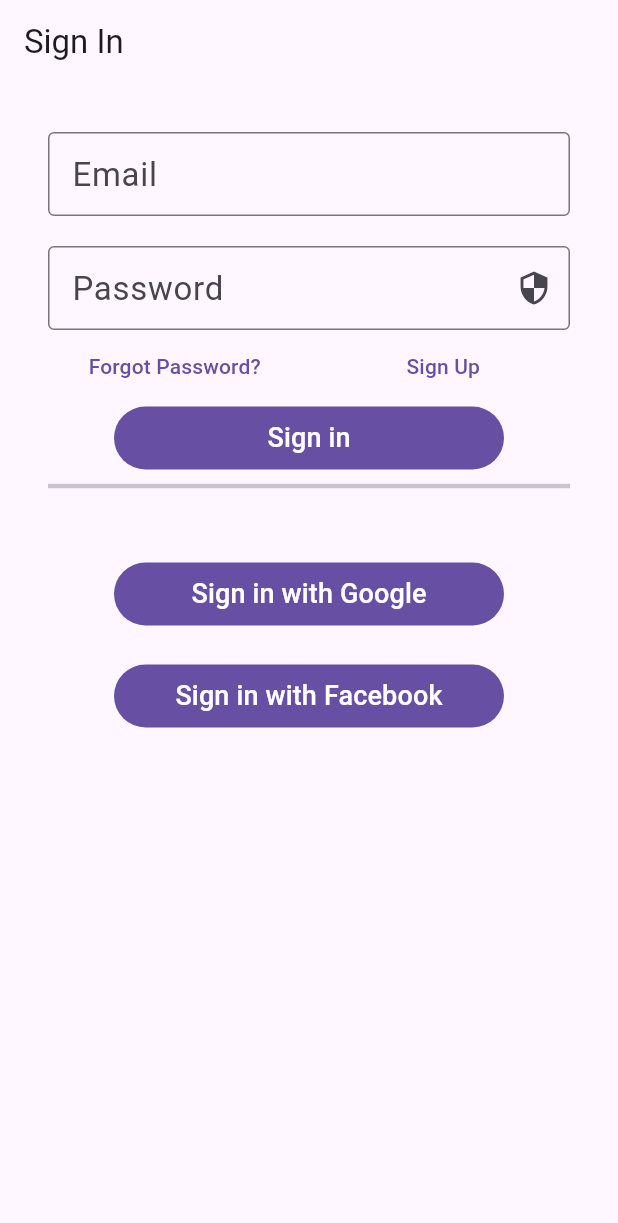
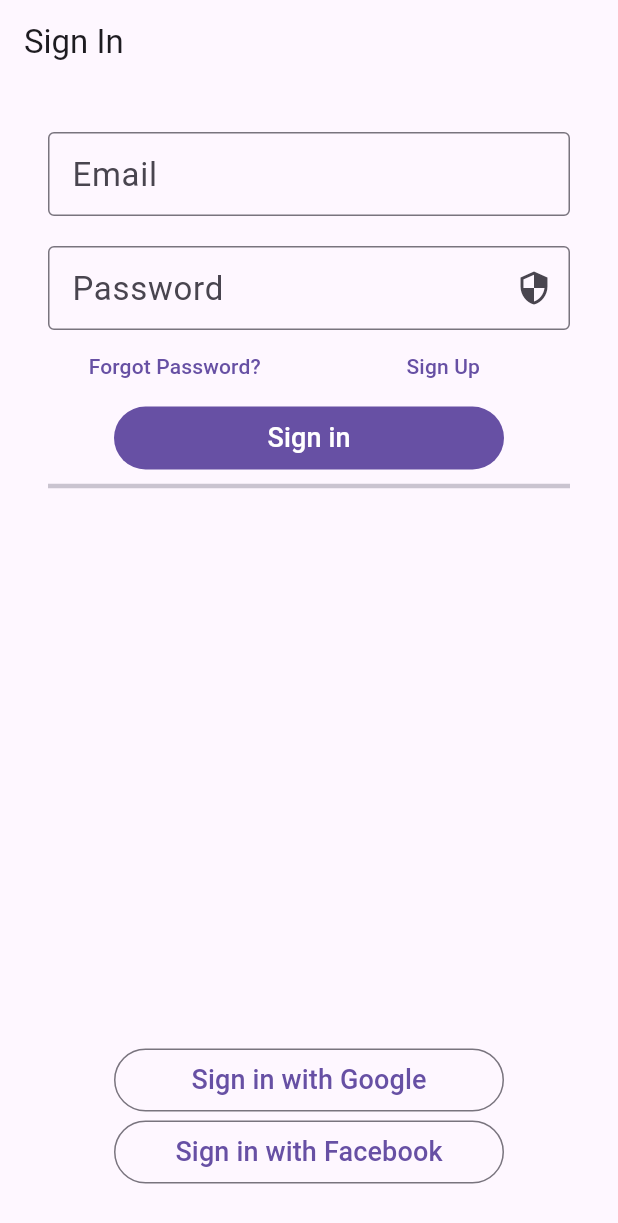
Before and after one commit to AkshatAdsule/chat, a Flutter app: the screen it shows after launch, on a phone screen of 412 x 824 dp. Shown: the top 1223 px of the screen. Run offline on Flutter 3.47's test engine with Material 2 defaults, Android fonts, the phone set to English and light mode, and no system bars; drawn by our look-alikes of dynamic_color; our stand-ins replace firebase_auth, firebase_core, image_cropper, image_picker; accounts and stored records are empty.

Commit message:
Basic sign_up/sign_in done

```diff
--- a/lib/main.dart
+++ b/lib/main.dart
@@ -1,7 +1,8 @@
 import 'package:chat/screens/chat_home.dart';
 import 'package:chat/screens/onboarding.dart';
-import 'package:chat/screens/sign_In.dart';
+import 'package:chat/screens/sign_in.dart';
 import 'package:chat/screens/sign_up.dart';
+import 'package:firebase_core/firebase_core.dart';
 import 'package:flutter/material.dart';
 import 'package:dynamic_color/dynamic_color.dart';
 
@@ -14,6 +15,7 @@ class MainApp extends StatelessWidget {
 
   @override
   Widget build(BuildContext context) {
+    Firebase.initializeApp();
     return DynamicColorBuilder(
       builder: (ColorScheme? light, ColorScheme? dark) => MaterialApp(
         theme: ThemeData(
--- a/lib/screens/forgot_password.dart
+++ b/lib/screens/forgot_password.dart
@@ -1,5 +1,5 @@
 import 'package:chat/screens/reset_password.dart';
-import 'package:chat/screens/sign_In.dart';
+import 'package:chat/screens/sign_in.dart';
 import 'package:flutter/material.dart';
 import 'package:flutter/src/widgets/framework.dart';
 import 'package:flutter/src/widgets/placeholder.dart';
--- a/lib/screens/reset_password.dart
+++ b/lib/screens/reset_password.dart
@@ -1,4 +1,4 @@
-import 'package:chat/screens/sign_In.dart';
+import 'package:chat/screens/sign_in.dart';
 import 'package:flutter/material.dart';
 import 'package:flutter/src/widgets/framework.dart';
 import 'package:flutter/src/widgets/placeholder.dart';
--- a/lib/screens/sign_In.dart
+++ /dev/null
@@ -1,165 +0,0 @@
-import 'package:chat/screens/forgot_password.dart';
-import 'package:chat/screens/onboarding.dart';
-import 'package:chat/screens/sign_up.dart';
-import 'package:flutter/material.dart';
-import 'package:flutter/services.dart';
-import 'package:flutter/src/widgets/framework.dart';
-import 'package:flutter/src/widgets/placeholder.dart';
-
-class SignIn extends StatefulWidget {
-  const SignIn({super.key});
-
-  @override
-  State<SignIn> createState() => _SignInState();
-}
-
-class _SignInState extends State<SignIn> {
-  bool _secure = true;
-  TextEditingController _username_controller = TextEditingController();
-  TextEditingController _password_controller = TextEditingController();
-  // so you can access this outside of widget
-
-  @override
-  Widget build(BuildContext context) {
-    return Scaffold(
-      appBar: AppBar(
-        title: Text("Sign In"),
-      ),
-      body: Padding(
-        padding: const EdgeInsets.all(32.0),
-        child: Center(
-          child: Column(
-            children: [
-              TextField(
-                controller: _password_controller,
-                decoration: const InputDecoration(
-                  labelText: "Email",
-                  labelStyle: TextStyle(
-                    fontSize: 22,
-                  ),
-                  border: OutlineInputBorder(
-                    borderSide: BorderSide(color: Colors.blueAccent),
-                  ),
-                ),
-                keyboardType: TextInputType.emailAddress,
-              ),
-              const SizedBox(
-                height: 20,
-              ),
-              TextField(
-                controller: _username_controller,
-                decoration: InputDecoration(
-                  labelText: "Password",
-                  labelStyle: const TextStyle(
-                    fontSize: 22,
-                  ),
-                  border: const OutlineInputBorder(
-                    borderSide: BorderSide(color: Colors.blueAccent),
-                  ),
-                  suffixIcon: IconButton(
-                    icon: Icon(_secure ? Icons.security : Icons.remove_red_eye),
-                    onPressed: () {
-                      setState(() {
-                        _secure = !_secure;
-                      });
-                    },
-                  ),
-                ),
-                obscureText: _secure,
-              ),
-              Row(
-                children: [
-                  Expanded(
-                    child: TextButton(
-                      onPressed: () {
-                        Navigator.push(
-                          context,
-                          MaterialPageRoute(
-                            builder: (context) => ForgetPassword(),
-                          ),
-                        );
-                      },
-                      child: const Text(
-                        "Forgot Password?",
-                        textAlign: TextAlign.center,
-                      ),
-                    ),
-                  ),
-                  const SizedBox(
-                    width: 10,
-                  ),
-                  Expanded(
-                    child: TextButton(
-                      onPressed: () {
-                        Navigator.push(
-                            context,
-                            MaterialPageRoute(
-                              builder: (context) => SignUp(),
-                            ));
-                      },
-                      child: const Text(
-                        "Sign Up",
-                        textAlign: TextAlign.center,
-                      ),
-                    ),
-                  ),
-                ],
-              ),
-              SizedBox(
-                width: 260,
-                child: FilledButton(
-                  onPressed: () => {
-                    ScaffoldMessenger.of(context).showSnackBar(SnackBar(
-                        content: Text(
-                            " Username:${_username_controller.value.text} Password:${_password_controller.value.text}")))
-                  },
-                  child: const Padding(
-                    padding: EdgeInsets.all(8.0),
-                    child: Text(
-                      "Sign in",
-                      style: TextStyle(fontSize: 18),
-                      textAlign: TextAlign.left,
-                    ),
-                  ),
-                ),
-              ),
-              const Divider(
-                thickness: 3,
-              ),
-              const SizedBox(height: 40),
-              SizedBox(
-                width: 260,
-                child: FilledButton(
-                  onPressed: () => {},
-                  child: const Padding(
-                    padding: EdgeInsets.all(8.0),
-                    child: Text(
-                      "Sign in with Google",
-                      style: TextStyle(fontSize: 18),
-                      textAlign: TextAlign.left,
-                    ),
-                  ),
-                ),
-              ),
-              const SizedBox(height: 20),
-              SizedBox(
-                width: 260,
-                child: FilledButton(
-                  onPressed: () => {},
-                  child: const Padding(
-                    padding: EdgeInsets.all(8.0),
-                    child: Text(
-                      "Sign in with Facebook",
-                      style: TextStyle(fontSize: 18),
-                      textAlign: TextAlign.left,
-                    ),
-                  ),
-                ),
-              ),
-            ],
-          ),
-        ),
-      ),
-    );
-  }
-}
--- /dev/null
+++ b/lib/screens/sign_in.dart
@@ -0,0 +1,175 @@
+import 'package:chat/screens/forgot_password.dart';
+import 'package:chat/screens/onboarding.dart';
+import 'package:chat/screens/sign_up.dart';
+import 'package:firebase_auth/firebase_auth.dart';
+import 'package:firebase_core/firebase_core.dart';
+import 'package:flutter/material.dart';
+import 'package:flutter/services.dart';
+import 'package:flutter/src/widgets/framework.dart';
+import 'package:flutter/src/widgets/placeholder.dart';
+
+class SignIn extends StatefulWidget {
+  const SignIn({super.key});
+
+  @override
+  State<SignIn> createState() => _SignInState();
+}
+
+class _SignInState extends State<SignIn> {
+  bool _secure = true;
+  final TextEditingController _emailController = TextEditingController();
+  final TextEditingController _passwordController = TextEditingController();
+  // so you can access this outside of widget
+
+  @override
+  Widget build(BuildContext context) {
+    return Scaffold(
+      resizeToAvoidBottomInset: false,
+      appBar: AppBar(
+        title: const Text("Sign In"),
+      ),
+      body: Padding(
+        padding: const EdgeInsets.all(32.0),
+        child: Column(
+          children: [
+            TextField(
+              controller: _emailController,
+              decoration: InputDecoration(
+                labelText: "Email",
+                labelStyle: const TextStyle(
+                  fontSize: 22,
+                ),
+                border: OutlineInputBorder(
+                  borderSide: BorderSide(
+                    color: Theme.of(context).colorScheme.secondary,
+                  ),
+                ),
+              ),
+              keyboardType: TextInputType.emailAddress,
+            ),
+            const SizedBox(
+              height: 20,
+            ),
+            TextField(
+              controller: _passwordController,
+              decoration: InputDecoration(
+                labelText: "Password",
+                labelStyle: const TextStyle(
+                  fontSize: 22,
+                ),
+                border: OutlineInputBorder(
+                  borderSide: BorderSide(
+                      color: Theme.of(context).colorScheme.secondary),
+                ),
+                suffixIcon: IconButton(
+                  icon: Icon(_secure ? Icons.security : Icons.remove_red_eye),
+                  onPressed: () {
+                    setState(() {
+                      _secure = !_secure;
+                    });
+                  },
+                ),
+              ),
+              obscureText: _secure,
+            ),
+            Row(
+              children: [
+                Expanded(
+                  child: TextButton(
+                    onPressed: () {
+                      Navigator.push(
+                        context,
+                        MaterialPageRoute(
+                          builder: (context) => ForgetPassword(),
+                        ),
+                      );
+                    },
+                    child: const Text(
+                      "Forgot Password?",
+                      textAlign: TextAlign.center,
+                    ),
+                  ),
+                ),
+                const SizedBox(
+                  width: 10,
+                ),
+                Expanded(
+                  child: TextButton(
+                    onPressed: () {
+                      Navigator.push(
+                          context,
+                          MaterialPageRoute(
+                            builder: (context) => SignUp(),
+                          ));
+                    },
+                    child: const Text(
+                      "Sign Up",
+                      textAlign: TextAlign.center,
+                    ),
+                  ),
+                ),
+              ],
+            ),
+            SizedBox(
+              width: 260,
+              child: FilledButton(
+                onPressed: () async {
+                  try {
+                    await FirebaseAuth.instance.signInWithEmailAndPassword(
+                        email: _emailController.text,
+                        password: _passwordController.text);
+                  } on FirebaseAuthException catch (e) {
+                    ScaffoldMessenger.of(context)
+                        .showSnackBar(SnackBar(content: Text(e.toString())));
+                  }
+                },
+                child: const Padding(
+                  padding: EdgeInsets.all(8.0),
+                  child: Text(
+                    "Sign in",
+                    style: TextStyle(fontSize: 18),
+                    textAlign: TextAlign.left,
+                  ),
+                ),
+              ),
+            ),
+            const Divider(
+              thickness: 3,
+            ),
+            // const SizedBox(height: 40),
+            Expanded(child: Container()),
+            SizedBox(
+              width: 260,
+              child: OutlinedButton(
+                onPressed: () => {},
+                child: const Padding(
+                  padding: EdgeInsets.all(8.0),
+                  child: Text(
+                    "Sign in with Google",
+                    style: TextStyle(fontSize: 18),
+                    textAlign: TextAlign.left,
+                  ),
+                ),
+              ),
+            ),
+
+            SizedBox(
+              width: 260,
+              child: OutlinedButton(
+                onPressed: () => {},
+                child: const Padding(
+                  padding: EdgeInsets.all(8.0),
+                  child: Text(
+                    "Sign in with Facebook",
+                    style: TextStyle(fontSize: 18),
+                    textAlign: TextAlign.left,
+                  ),
+                ),
+              ),
+            ),
+          ],
+        ),
+      ),
+    );
+  }
+}
```
Also changed, not shown: lib/screens/sign_up.dart (+52 -3 lines), pubspec.lock.
